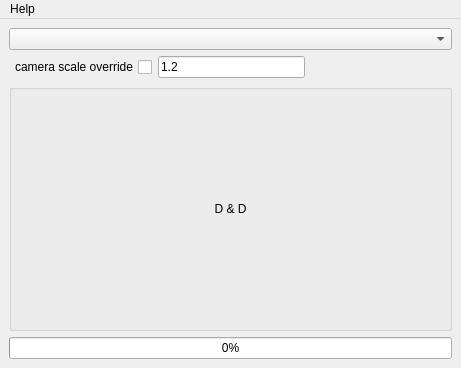
First picture: the form in gui.ui, repository yocineman/charaExporter, before the edit.
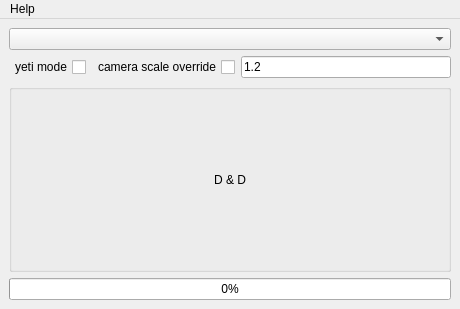
Second picture: the form after the edit.

Commit message: yetiに対応

Patch:
```diff
--- a/gui.ui
+++ b/gui.ui
@@ -6,16 +6,23 @@
    <rect>
     <x>0</x>
     <y>0</y>
-    <width>461</width>
-    <height>368</height>
+    <width>460</width>
+    <height>309</height>
    </rect>
   </property>
   <property name="windowTitle">
    <string>MainWindow</string>
   </property>
   <widget class="QWidget" name="centralwidget">
-   <layout class="QVBoxLayout" name="verticalLayout_2">
-    <item>
+   <layout class="QGridLayout" name="gridLayout">
+    <item row="1" column="0">
+     <widget class="QProgressBar" name="progressBar">
+      <property name="value">
+       <number>0</number>
+      </property>
+     </widget>
+    </item>
+    <item row="0" column="0">
      <layout class="QVBoxLayout" name="verticalLayout">
       <item>
        <layout class="QHBoxLayout" name="horizontalLayout_2">
@@ -26,6 +33,16 @@
       </item>
       <item>
        <layout class="QHBoxLayout" name="horizontalLayout" stretch="0,0,0">
+        <item>
+         <widget class="QCheckBox" name="yeti_CheckBox">
+          <property name="layoutDirection">
+           <enum>Qt::RightToLeft</enum>
+          </property>
+          <property name="text">
+           <string>yeti mode</string>
+          </property>
+         </widget>
+        </item>
         <item>
          <widget class="QCheckBox" name="cameraScaleOverride_CheckBox">
           <property name="layoutDirection">
@@ -43,19 +60,6 @@
           </property>
          </widget>
         </item>
-        <item>
-         <spacer name="horizontalSpacer">
-          <property name="orientation">
-           <enum>Qt::Horizontal</enum>
-          </property>
-          <property name="sizeHint" stdset="0">
-           <size>
-            <width>40</width>
-            <height>20</height>
-           </size>
-          </property>
-         </spacer>
-        </item>
        </layout>
       </item>
       <item>
@@ -78,6 +82,9 @@
            <property name="orientation">
             <enum>Qt::Vertical</enum>
            </property>
+           <property name="sizeType">
+            <enum>QSizePolicy::Expanding</enum>
+           </property>
            <property name="sizeHint" stdset="0">
             <size>
              <width>20</width>
@@ -101,6 +108,9 @@
            <property name="orientation">
             <enum>Qt::Vertical</enum>
            </property>
+           <property name="sizeType">
+            <enum>QSizePolicy::Expanding</enum>
+           </property>
            <property name="sizeHint" stdset="0">
             <size>
              <width>20</width>
@@ -114,13 +124,6 @@
       </item>
      </layout>
     </item>
-    <item>
-     <widget class="QProgressBar" name="progressBar">
-      <property name="value">
-       <number>0</number>
-      </property>
-     </widget>
-    </item>
    </layout>
   </widget>
   <widget class="QMenuBar" name="menuBar">
@@ -128,7 +131,7 @@
     <rect>
      <x>0</x>
      <y>0</y>
-     <width>461</width>
+     <width>460</width>
      <height>21</height>
     </rect>
    </property>
```
The commit also changes 4 other files.
